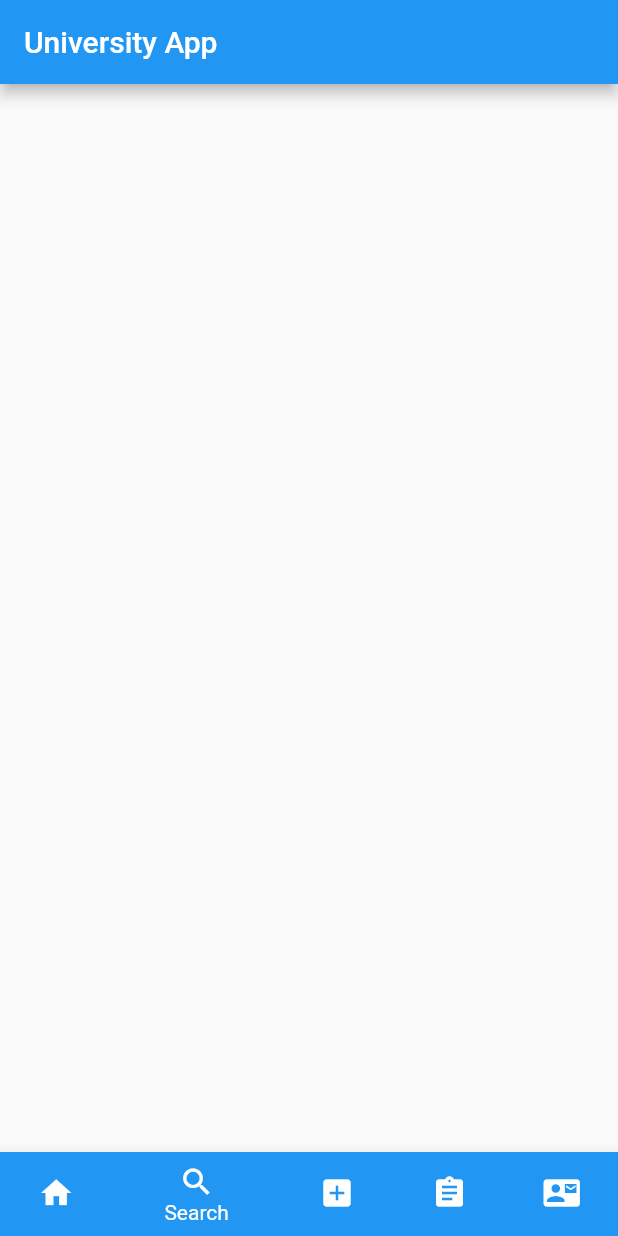
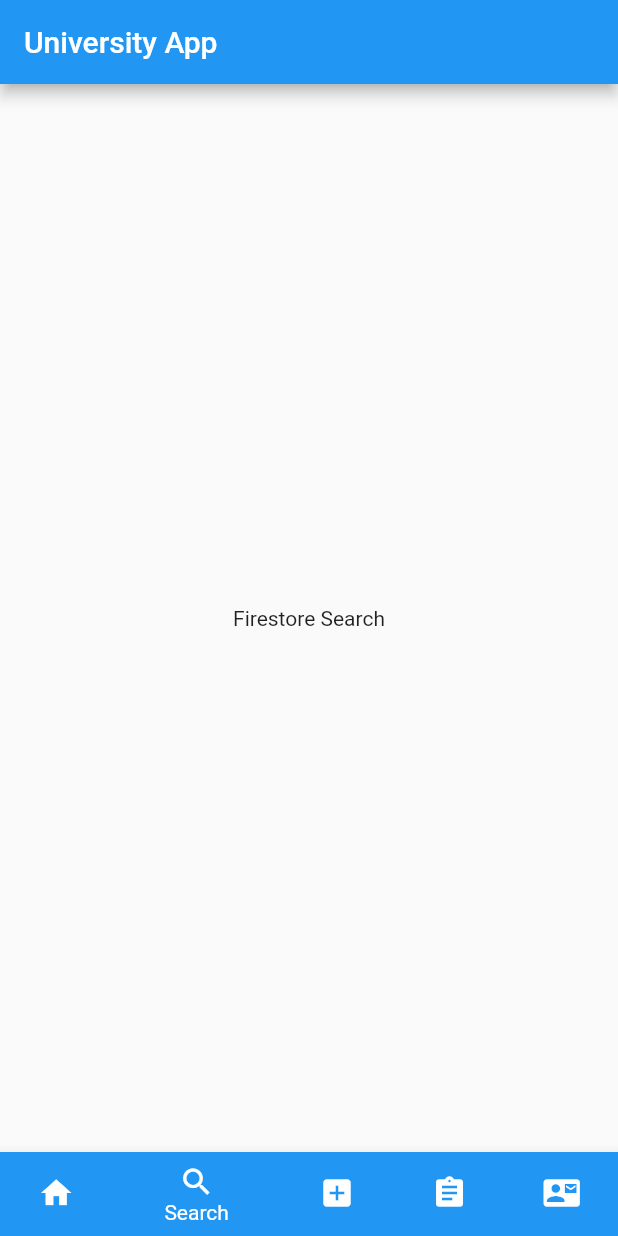
Before and after one commit to HyperGrapher/flutter-university-club-ui, a Flutter app: the screen it shows after launch, item 2 of the bottom bar chosen, on a phone screen of 412 x 824 dp. Run offline on Flutter 3.47's test engine with Material 2 defaults, Android fonts, the phone set to English and light mode, and no system bars; our stand-ins replace webview_flutter.

Commit message:
all pages added with no code

```diff
--- a/lib/main.dart
+++ b/lib/main.dart
@@ -1,4 +1,10 @@
 import 'package:flutter/material.dart';
+import 'package:webview_flutter/webview_flutter.dart';
+
+import './pages/add.dart';
+import './pages/about.dart';
+import './pages/search.dart';
+import './pages/contact.dart';
 
 void main() => runApp(MyApp());
 
@@ -25,8 +31,19 @@ class MyHomePage extends StatefulWidget {
 }
 
 class _MyHomePageState extends State<MyHomePage> {
+  int _currentIndex = 0;
 
-  int _currentIndex = 0;
+
+  final List<Widget> _pages = [
+    WebView(
+      initialUrl: "https://ege.esnturkey.org",
+      javascriptMode: JavascriptMode.unrestricted,
+    ),
+    SearchPage(),
+    AddPage(),
+    AboutPage(),
+    ContactPage(),
+  ];
 
   @override
   Widget build(BuildContext context) {
@@ -34,9 +51,7 @@ class _MyHomePageState extends State<MyHomePage> {
       appBar: AppBar(
         title: Text(widget.title),
       ),
-      body: Center(
-        child: Column(),
-      ),
+      body: _pages[_currentIndex],
       bottomNavigationBar: BottomNavigationBar(
         currentIndex: _currentIndex,
         items: [
--- /dev/null
+++ b/lib/pages/search.dart
@@ -0,0 +1,13 @@
+import 'package:flutter/material.dart';
+
+
+class SearchPage extends StatelessWidget {
+  @override
+  Widget build(BuildContext context) {
+    return Container(
+      child: Center(
+        child: Text('Firestore Search'),
+      ),
+    );
+  }
+}
--- /dev/null
+++ b/lib/pages/web_view.dart
@@ -0,0 +1,34 @@
+import 'dart:async';
+
+import 'package:flutter/material.dart';
+import 'package:webview_flutter/webview_flutter.dart';
+
+/*
+class Webpage extends StatefulWidget {
+  @override
+  _WebpageState createState() => _WebpageState();
+}
+
+class _WebpageState extends State<Webpage> {
+
+  static final Completer<WebViewController> _controller =
+      Completer<WebViewController>();
+
+  @override
+  Widget build(BuildContext context) {
+    return WebView(
+      initialUrl: "https:/google.com",
+
+    );
+  }
+}
+
+ */
+class Webpage extends StatelessWidget {
+  @override
+  Widget build(BuildContext context) {
+    return WebView(
+      initialUrl: "https:/google.com",
+    );
+  }
+}
--- a/pubspec.yaml
+++ b/pubspec.yaml
@@ -23,6 +23,8 @@ dependencies:
   # The following adds the Cupertino Icons font to your application.
   # Use with the CupertinoIcons class for iOS style icons.
   cupertino_icons: ^0.1.2
+  webview_flutter: ^0.3.21
+
 
 dev_dependencies:
   flutter_test:
```
Also changed, not shown: lib/pages/about.dart (added, +13 -0 lines), lib/pages/add.dart (added, +13 -0 lines), lib/pages/contact.dart (added, +13 -0 lines), lib/pages/welcome.dart (added, +13 -0 lines), pubspec.lock, 7 other files.
